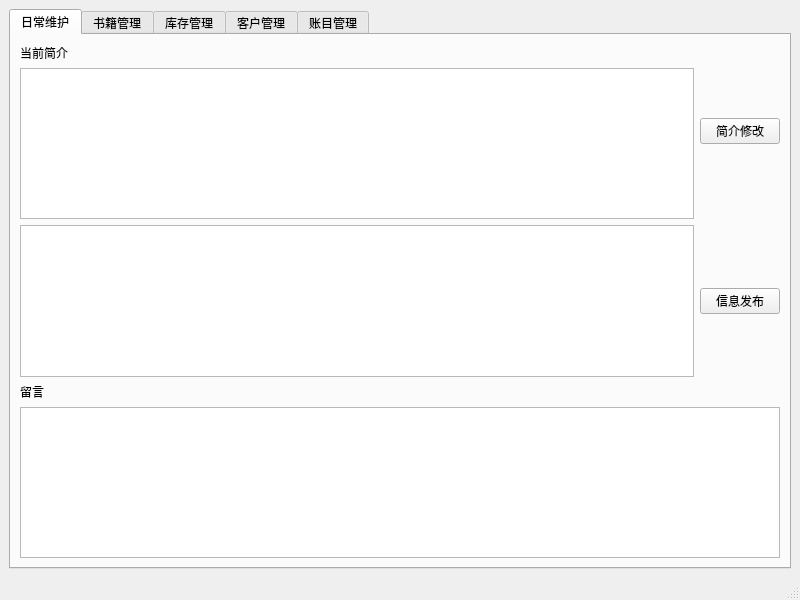
Qt form Shopkeeper/mainwindow.ui (UWillno/Online-bookstore) before a commit.
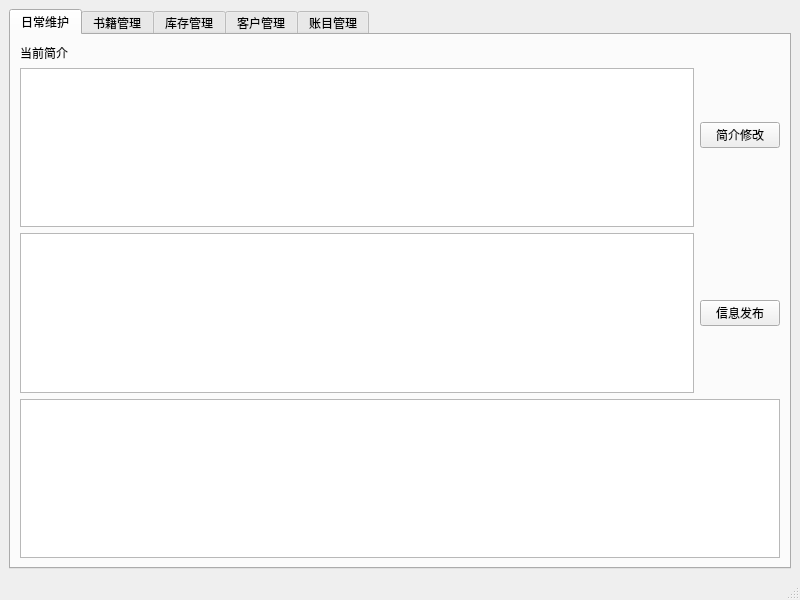
The same form after that commit. The open tabs and pages were chosen to show the change.

```diff
--- a/Shopkeeper/mainwindow.ui
+++ b/Shopkeeper/mainwindow.ui
@@ -71,15 +71,15 @@
         <item>
          <layout class="QVBoxLayout" name="verticalLayout_4">
           <item>
-           <widget class="QLabel" name="label_2">
-            <property name="text">
-             <string>留言</string>
+           <widget class="QTreeView" name="treeView">
+            <property name="contextMenuPolicy">
+             <enum>Qt::CustomContextMenu</enum>
+            </property>
+            <property name="editTriggers">
+             <set>QAbstractItemView::NoEditTriggers</set>
             </property>
            </widget>
           </item>
-          <item>
-           <widget class="QListWidget" name="listWidget"/>
-          </item>
          </layout>
         </item>
        </layout>
```
Left out of the diff: 2 changed lines with no effect on the pictures.
